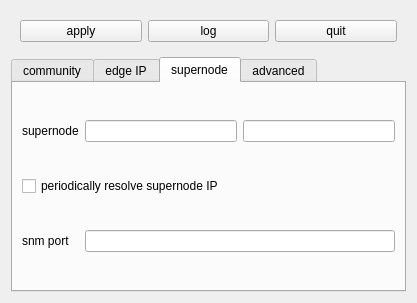
First picture: the form in n2n-manager/manager.ui, repository maruncz/n2n-manager, before the edit.
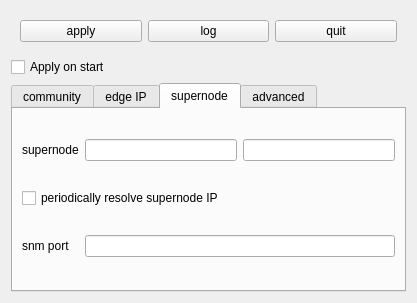
Second picture: the form after the edit. The open tabs and pages were chosen to show the change.

```diff
--- a/n2n-manager/manager.ui
+++ b/n2n-manager/manager.ui
@@ -47,7 +47,7 @@
      </layout>
     </widget>
    </item>
-   <item row="1" column="0">
+   <item row="2" column="0">
     <widget class="QTabWidget" name="tabWidget">
      <property name="tabShape">
       <enum>QTabWidget::Rounded</enum>
@@ -279,6 +279,13 @@
      </widget>
     </widget>
    </item>
+   <item row="1" column="0">
+    <widget class="QCheckBox" name="apply_on_start">
+     <property name="text">
+      <string>Apply on start</string>
+     </property>
+    </widget>
+   </item>
   </layout>
  </widget>
  <resources/>
```
Left out of the diff: 27 changed lines with no effect on the pictures.
